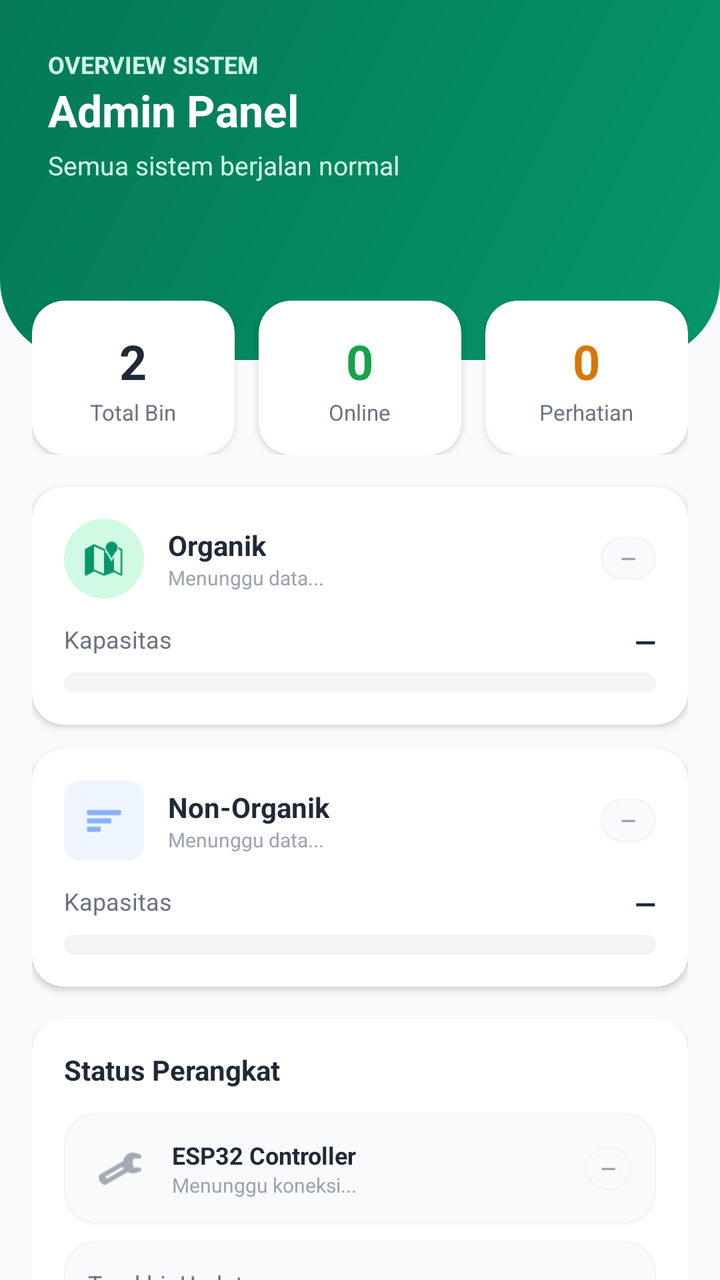
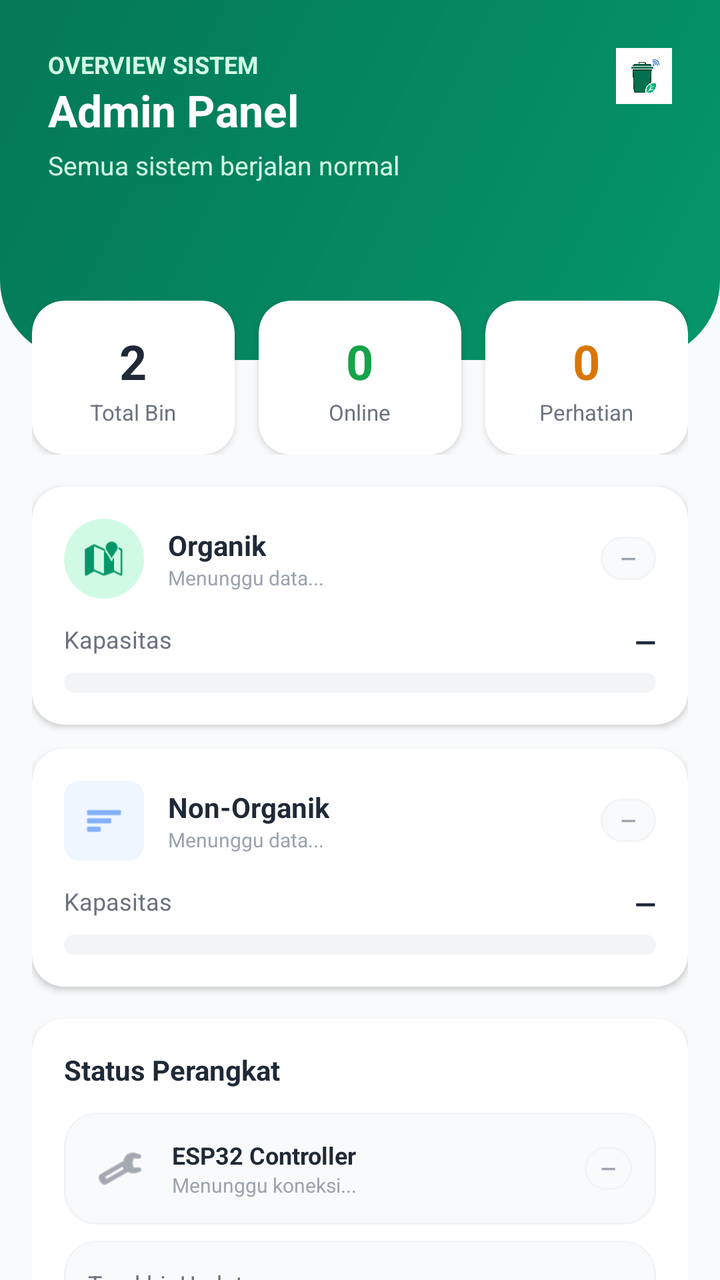

The first picture is an Android layout as it rendered before a commit; the second is the same layout after the commit. The layout source and the unified diff follow.
<!-- AndroidManifest.xml: application theme Theme.CleanBanar -->
<!-- res/layout/fragment_admin_dashboard.xml -->
<?xml version="1.0" encoding="utf-8"?>
<androidx.core.widget.NestedScrollView xmlns:android="http://schemas.android.com/apk/res/android"
    xmlns:app="http://schemas.android.com/apk/res-auto"
    xmlns:tools="http://schemas.android.com/tools"
    android:layout_width="match_parent"
    android:layout_height="match_parent"
    android:background="@color/gray_50"
    tools:context=".features.dashboard.AdminDashboardFragment">

    <androidx.constraintlayout.widget.ConstraintLayout
        android:layout_width="match_parent"
        android:layout_height="wrap_content"
        android:paddingBottom="24dp">

        
        <FrameLayout
            android:id="@+id/headerBlock"
            android:layout_width="match_parent"
            android:layout_height="180dp"
            android:background="@drawable/header_gradient_bg"
            app:layout_constraintTop_toTopOf="parent" />

        <TextView
            android:id="@+id/tvOverviewTitle"
            android:layout_width="wrap_content"
            android:layout_height="wrap_content"
            android:text="OVERVIEW SISTEM"
            android:textColor="@color/emerald_100"
            android:textSize="12sp"
            android:textStyle="bold"
            android:layout_marginStart="24dp"
            android:layout_marginTop="24dp"
            app:layout_constraintStart_toStartOf="parent"
            app:layout_constraintTop_toTopOf="parent" />

        <TextView
            android:id="@+id/tvAdminTitle"
            android:layout_width="wrap_content"
            android:layout_height="wrap_content"
            android:text="Admin Panel"
            android:textColor="@color/white"
            android:textSize="22sp"
            android:textStyle="bold"
            app:layout_constraintStart_toStartOf="@id/tvOverviewTitle"
            app:layout_constraintTop_toBottomOf="@id/tvOverviewTitle" />

        <TextView
            android:id="@+id/tvSystemStatus"
            android:layout_width="wrap_content"
            android:layout_height="wrap_content"
            android:text="Semua sistem berjalan normal"
            android:textColor="@color/emerald_100"
            android:textSize="13sp"
            android:layout_marginTop="4dp"
            app:layout_constraintStart_toStartOf="@id/tvAdminTitle"
            app:layout_constraintTop_toBottomOf="@id/tvAdminTitle" />

        
        <LinearLayout
            android:id="@+id/contentContainer"
            android:layout_width="match_parent"
            android:layout_height="wrap_content"
            android:orientation="vertical"
            android:paddingHorizontal="16dp"
            android:layout_marginTop="-30dp"
            app:layout_constraintTop_toBottomOf="@id/headerBlock">

            
            <LinearLayout
                android:layout_width="match_parent"
                android:layout_height="wrap_content"
                android:orientation="horizontal"
                android:baselineAligned="false"
                android:weightSum="3"
                android:layout_marginBottom="16dp">

                
                <com.google.android.material.card.MaterialCardView
                    android:layout_width="0dp"
                    android:layout_height="wrap_content"
                    android:layout_weight="1"
                    android:layout_marginEnd="6dp"
                    app:cardCornerRadius="16dp"
                    app:cardElevation="2dp"
                    app:cardBackgroundColor="@color/white">
                    <LinearLayout
                        android:layout_width="match_parent"
                        android:layout_height="wrap_content"
                        android:orientation="vertical"
                        android:padding="14dp"
                        android:gravity="center">
                        <TextView
                            android:id="@+id/tvTotalBins"
                            android:layout_width="wrap_content"
                            android:layout_height="wrap_content"
                            android:text="2"
                            android:textSize="24sp"
                            android:textStyle="bold"
                            android:textColor="@color/gray_800" />
                        <TextView
                            android:layout_width="wrap_content"
                            android:layout_height="wrap_content"
                            android:text="Total Bin"
                            android:textSize="11sp"
                            android:textColor="@color/gray_500"
                            android:layout_marginTop="2dp" />
                    </LinearLayout>
                </com.google.android.material.card.MaterialCardView>

                
                <com.google.android.material.card.MaterialCardView
                    android:layout_width="0dp"
                    android:layout_height="wrap_content"
                    android:layout_weight="1"
                    android:layout_marginHorizontal="6dp"
                    app:cardCornerRadius="16dp"
                    app:cardElevation="2dp"
                    app:cardBackgroundColor="@color/white">
                    <LinearLayout
                        android:layout_width="match_parent"
                        android:layout_height="wrap_content"
                        android:orientation="vertical"
                        android:padding="14dp"
                        android:gravity="center">
                        <TextView
                            android:id="@+id/tvOnlineBins"
                            android:layout_width="wrap_content"
                            android:layout_height="wrap_content"
                            android:text="0"
                            android:textSize="24sp"
                            android:textStyle="bold"
                            android:textColor="@color/green_600" />
                        <TextView
                            android:layout_width="wrap_content"
                            android:layout_height="wrap_content"
                            android:text="Online"
                            android:textSize="11sp"
                            android:textColor="@color/gray_500"
                            android:layout_marginTop="2dp" />
                    </LinearLayout>
                </com.google.android.material.card.MaterialCardView>

                
                <com.google.android.material.card.MaterialCardView
                    android:layout_width="0dp"
                    android:layout_height="wrap_content"
                    android:layout_weight="1"
                    android:layout_marginStart="6dp"
                    app:cardCornerRadius="16dp"
                    app:cardElevation="2dp"
                    app:cardBackgroundColor="@color/white">
                    <LinearLayout
                        android:layout_width="match_parent"
                        android:layout_height="wrap_content"
                        android:orientation="vertical"
                        android:padding="14dp"
                        android:gravity="center">
                        <TextView
                            android:id="@+id/tvAttentionBins"
                            android:layout_width="wrap_content"
                            android:layout_height="wrap_content"
                            android:text="0"
                            android:textSize="24sp"
                            android:textStyle="bold"
                            android:textColor="@color/amber_600" />
                        <TextView
                            android:layout_width="wrap_content"
                            android:layout_height="wrap_content"
                            android:text="Perhatian"
                            android:textSize="11sp"
                            android:textColor="@color/gray_500"
                            android:layout_marginTop="2dp" />
                    </LinearLayout>
                </com.google.android.material.card.MaterialCardView>
            </LinearLayout>

            
            <com.google.android.material.card.MaterialCardView
                android:layout_width="match_parent"
                android:layout_height="wrap_content"
                app:cardCornerRadius="16dp"
                app:cardElevation="2dp"
                android:layout_marginBottom="12dp"
                app:cardBackgroundColor="@color/white">
                <LinearLayout
                    android:layout_width="match_parent"
                    android:layout_height="wrap_content"
                    android:orientation="vertical"
                    android:padding="16dp">

                    <RelativeLayout
                        android:layout_width="match_parent"
                        android:layout_height="wrap_content"
                        android:layout_marginBottom="12dp">

                        <ImageView
                            android:id="@+id/icOrganikAdmin"
                            android:layout_width="40dp"
                            android:layout_height="40dp"
                            android:src="@android:drawable/ic_dialog_map"
                            android:background="@drawable/leaf_bg"
                            app:tint="@color/emerald_600"
                            android:padding="10dp"
                            android:layout_centerVertical="true"
                            android:contentDescription="Organik" />

                        <LinearLayout
                            android:layout_width="wrap_content"
                            android:layout_height="wrap_content"
                            android:orientation="vertical"
                            android:layout_toEndOf="@id/icOrganikAdmin"
                            android:layout_marginStart="12dp"
                            android:layout_centerVertical="true">
                            <TextView
                                android:layout_width="wrap_content"
                                android:layout_height="wrap_content"
                                android:text="Organik"
                                android:textStyle="bold"
                                android:textSize="14sp"
                                android:textColor="@color/gray_800" />
                            <TextView
                                android:id="@+id/tvOrganikUpdate"
                                android:layout_width="wrap_content"
                                android:layout_height="wrap_content"
                                android:text="Menunggu data..."
                                android:textSize="10sp"
                                android:textColor="@color/gray_400" />
                        </LinearLayout>

                        <TextView
                            android:id="@+id/tvOrganikBadge"
                            android:layout_width="wrap_content"
                            android:layout_height="wrap_content"
                            android:text="—"
                            android:textSize="10sp"
                            android:textStyle="bold"
                            android:textColor="@color/gray_400"
                            android:background="@drawable/edit_text_bg"
                            android:paddingHorizontal="10dp"
                            android:paddingVertical="4dp"
                            android:layout_alignParentEnd="true"
                            android:layout_centerVertical="true" />
                    </RelativeLayout>

                    <RelativeLayout
                        android:layout_width="match_parent"
                        android:layout_height="wrap_content"
                        android:layout_marginBottom="6dp">
                        <TextView
                            android:layout_width="wrap_content"
                            android:layout_height="wrap_content"
                            android:text="Kapasitas"
                            android:textSize="12sp"
                            android:textColor="@color/gray_500" />
                        <TextView
                            android:id="@+id/tvOrganikPercent"
                            android:layout_width="wrap_content"
                            android:layout_height="wrap_content"
                            android:text="—"
                            android:textStyle="bold"
                            android:textSize="14sp"
                            android:textColor="@color/gray_800"
                            android:layout_alignParentEnd="true" />
                    </RelativeLayout>

                    <ProgressBar
                        android:id="@+id/progressOrganikAdmin"
                        android:layout_width="match_parent"
                        android:layout_height="10dp"
                        style="?android:attr/progressBarStyleHorizontal"
                        android:progress="0"
                        android:progressDrawable="@drawable/progress_bar_green" />
                </LinearLayout>
            </com.google.android.material.card.MaterialCardView>

            
            <com.google.android.material.card.MaterialCardView
                android:layout_width="match_parent"
                android:layout_height="wrap_content"
                app:cardCornerRadius="16dp"
                app:cardElevation="2dp"
                android:layout_marginBottom="16dp"
                app:cardBackgroundColor="@color/white">
                <LinearLayout
                    android:layout_width="match_parent"
                    android:layout_height="wrap_content"
                    android:orientation="vertical"
                    android:padding="16dp">

                    <RelativeLayout
                        android:layout_width="match_parent"
                        android:layout_height="wrap_content"
                        android:layout_marginBottom="12dp">

                        <ImageView
                            android:id="@+id/icNonOrganikAdmin"
                            android:layout_width="40dp"
                            android:layout_height="40dp"
                            android:src="@android:drawable/ic_menu_sort_by_size"
                            android:background="@drawable/badge_blue_bg"
                            app:tint="@color/secondary"
                            android:padding="10dp"
                            android:layout_centerVertical="true"
                            android:contentDescription="Non-Organik" />

                        <LinearLayout
                            android:layout_width="wrap_content"
                            android:layout_height="wrap_content"
                            android:orientation="vertical"
                            android:layout_toEndOf="@id/icNonOrganikAdmin"
                            android:layout_marginStart="12dp"
                            android:layout_centerVertical="true">
                            <TextView
                                android:layout_width="wrap_content"
                                android:layout_height="wrap_content"
                                android:text="Non-Organik"
                                android:textStyle="bold"
                                android:textSize="14sp"
                                android:textColor="@color/gray_800" />
                            <TextView
                                android:id="@+id/tvNonOrganikUpdate"
                                android:layout_width="wrap_content"
                                android:layout_height="wrap_content"
                                android:text="Menunggu data..."
                                android:textSize="10sp"
                                android:textColor="@color/gray_400" />
                        </LinearLayout>

                        <TextView
                            android:id="@+id/tvNonOrganikBadge"
                            android:layout_width="wrap_content"
                            android:layout_height="wrap_content"
                            android:text="—"
                            android:textSize="10sp"
                            android:textStyle="bold"
                            android:textColor="@color/gray_400"
                            android:background="@drawable/edit_text_bg"
                            android:paddingHorizontal="10dp"
                            android:paddingVertical="4dp"
                            android:layout_alignParentEnd="true"
                            android:layout_centerVertical="true" />
                    </RelativeLayout>

                    <RelativeLayout
                        android:layout_width="match_parent"
                        android:layout_height="wrap_content"
                        android:layout_marginBottom="6dp">
                        <TextView
                            android:layout_width="wrap_content"
                            android:layout_height="wrap_content"
                            android:text="Kapasitas"
                            android:textSize="12sp"
                            android:textColor="@color/gray_500" />
                        <TextView
                            android:id="@+id/tvNonOrganikPercent"
                            android:layout_width="wrap_content"
                            android:layout_height="wrap_content"
                            android:text="—"
                            android:textStyle="bold"
                            android:textSize="14sp"
                            android:textColor="@color/gray_800"
                            android:layout_alignParentEnd="true" />
                    </RelativeLayout>

                    <ProgressBar
                        android:id="@+id/progressNonOrganikAdmin"
                        android:layout_width="match_parent"
                        android:layout_height="10dp"
                        style="?android:attr/progressBarStyleHorizontal"
                        android:progress="0"
                        android:progressDrawable="@drawable/progress_bar_amber" />
                </LinearLayout>
            </com.google.android.material.card.MaterialCardView>

            
            <com.google.android.material.card.MaterialCardView
                android:layout_width="match_parent"
                android:layout_height="wrap_content"
                app:cardCornerRadius="16dp"
                app:cardElevation="2dp"
                app:cardBackgroundColor="@color/white">
                <LinearLayout
                    android:layout_width="match_parent"
                    android:layout_height="wrap_content"
                    android:orientation="vertical"
                    android:padding="16dp">

                    <TextView
                        android:layout_width="wrap_content"
                        android:layout_height="wrap_content"
                        android:text="Status Perangkat"
                        android:textStyle="bold"
                        android:textSize="14sp"
                        android:textColor="@color/gray_800"
                        android:layout_marginBottom="12dp" />

                    <LinearLayout
                        android:layout_width="match_parent"
                        android:layout_height="wrap_content"
                        android:orientation="horizontal"
                        android:gravity="center_vertical"
                        android:background="@drawable/edit_text_bg"
                        android:padding="12dp"
                        android:layout_marginBottom="8dp">
                        <ImageView
                            android:layout_width="32dp"
                            android:layout_height="32dp"
                            android:src="@android:drawable/ic_menu_manage"
                            app:tint="@color/gray_500"
                            android:padding="4dp"
                            android:contentDescription="ESP32" />
                        <LinearLayout
                            android:layout_width="0dp"
                            android:layout_height="wrap_content"
                            android:layout_weight="1"
                            android:orientation="vertical"
                            android:layout_marginStart="10dp">
                            <TextView
                                android:layout_width="wrap_content"
                                android:layout_height="wrap_content"
                                android:text="ESP32 Controller"
                                android:textStyle="bold"
                                android:textSize="12sp"
                                android:textColor="@color/gray_800" />
                            <TextView
                                android:id="@+id/tvDeviceLastSeen"
                                android:layout_width="wrap_content"
                                android:layout_height="wrap_content"
                                android:text="Menunggu koneksi..."
                                android:textSize="10sp"
                                android:textColor="@color/gray_400" />
                        </LinearLayout>
                        <TextView
                            android:id="@+id/tvDeviceStatus"
                            android:layout_width="wrap_content"
                            android:layout_height="wrap_content"
                            android:text="—"
                            android:textSize="10sp"
                            android:textStyle="bold"
                            android:textColor="@color/gray_400"
                            android:background="@drawable/edit_text_bg"
                            android:paddingHorizontal="8dp"
                            android:paddingVertical="4dp" />
                    </LinearLayout>

                    <LinearLayout
                        android:layout_width="match_parent"
                        android:layout_height="wrap_content"
                        android:background="@drawable/edit_text_bg"
                        android:orientation="horizontal"
                        android:padding="12dp"
                        android:gravity="center_vertical">
                        <TextView
                            android:layout_width="0dp"
                            android:layout_height="wrap_content"
                            android:layout_weight="1"
                            android:text="Terakhir Update"
                            android:textSize="12sp"
                            android:textColor="@color/gray_500" />
                        <TextView
                            android:id="@+id/tvLastUpdate"
                            android:layout_width="wrap_content"
                            android:layout_height="wrap_content"
                            android:text="—"
                            android:textStyle="bold"
                            android:textColor="@color/secondary" />
                    </LinearLayout>
                </LinearLayout>
            </com.google.android.material.card.MaterialCardView>

        </LinearLayout>
    </androidx.constraintlayout.widget.ConstraintLayout>
</androidx.core.widget.NestedScrollView>
<!-- resources referenced by this layout -->
<resources>
  <color name="amber_600">#d97706</color>
  <color name="emerald_100">#d1fae5</color>
  <color name="emerald_600">#059669</color>
  <color name="gray_400">#9ca3af</color>
  <color name="gray_50">#f9fafb</color>
  <color name="gray_500">#6b7280</color>
  <color name="gray_800">#1f2937</color>
  <color name="green_600">#16a34a</color>
  <color name="secondary">#3b82f6</color>
  <color name="white">#ffffff</color>
  <!-- drawable badge_blue_bg (drawable) -->
  <?xml version="1.0" encoding="utf-8"?>
  <shape xmlns:android="http://schemas.android.com/apk/res/android">
      <solid android:color="@color/blue_50"/>
      <corners android:radius="8dp"/>
  </shape>
  <!-- drawable edit_text_bg (drawable) -->
  ﻿<?xml version="1.0" encoding="utf-8"?>
  <shape xmlns:android="http://schemas.android.com/apk/res/android">
      <solid android:color="@color/gray_50" />
      <stroke android:width="1dp" android:color="@color/gray_100" />
      <corners android:radius="16dp" />
  </shape>
  <!-- drawable header_gradient_bg (drawable) -->
  <?xml version="1.0" encoding="utf-8"?>
  <shape xmlns:android="http://schemas.android.com/apk/res/android">
      <gradient
          android:startColor="@color/primary"
          android:endColor="@color/emerald_700"
          android:type="linear"
          android:angle="135"/>
      <corners
          android:bottomLeftRadius="40dp"
          android:bottomRightRadius="40dp"/>
  </shape>
  <!-- drawable leaf_bg (drawable) -->
  ﻿<?xml version="1.0" encoding="utf-8"?>
  <shape xmlns:android="http://schemas.android.com/apk/res/android"
      android:shape="rectangle">
      <solid android:color="@color/emerald_100" />
      <corners android:radius="24dp" />
  </shape>
  <!-- drawable progress_bar_amber (drawable) -->
  <?xml version="1.0" encoding="utf-8"?>
  <layer-list xmlns:android="http://schemas.android.com/apk/res/android">
      <item android:id="@android:id/background">
          <shape android:shape="rectangle">
              <solid android:color="@color/gray_100"/>
              <corners android:radius="8dp"/>
          </shape>
      </item>
      <item android:id="@android:id/progress">
          <clip>
              <shape android:shape="rectangle">
                  <solid android:color="@color/amber_600"/>
                  <corners android:radius="8dp"/>
              </shape>
          </clip>
      </item>
  </layer-list>
  <!-- drawable progress_bar_green (drawable) -->
  <?xml version="1.0" encoding="utf-8"?>
  <layer-list xmlns:android="http://schemas.android.com/apk/res/android">
      <item android:id="@android:id/background">
          <shape android:shape="rectangle">
              <solid android:color="@color/gray_100"/>
              <corners android:radius="8dp"/>
          </shape>
      </item>
      <item android:id="@android:id/progress">
          <clip>
              <shape android:shape="rectangle">
                  <solid android:color="@color/emerald_600"/>
                  <corners android:radius="8dp"/>
              </shape>
          </clip>
      </item>
  </layer-list>
  <style name="Theme.CleanBanar" parent="Theme.MaterialComponents.Light.DarkActionBar">
          <item name="colorPrimary">@color/primary</item>
          <item name="colorPrimaryVariant">@color/primary_dark</item>
          <item name="colorOnPrimary">@color/white</item>
          <item name="colorSecondary">@color/secondary</item>
      </style>
  <color name="blue_50">#eff6ff</color>
  <color name="gray_100">#f3f4f6</color>
  <color name="primary">#059669</color>
  <color name="emerald_700">#047857</color>
  <color name="primary_dark">#047857</color>
</resources>

<!-- the commit's change to res/layout/fragment_admin_dashboard.xml (unified diff, before → after) -->
@@ -19,6 +19,18 @@
             android:layout_height="180dp"
             android:background="@drawable/header_gradient_bg"
             app:layout_constraintTop_toTopOf="parent" />
+
+        <ImageView
+            android:id="@+id/ivLogoAdmin"
+            android:layout_width="28dp"
+            android:layout_height="28dp"
+            android:src="@drawable/ic_logo_cleanbanar"
+            android:scaleType="fitCenter"
+            android:layout_marginTop="24dp"
+            android:layout_marginEnd="24dp"
+            app:layout_constraintEnd_toEndOf="parent"
+            app:layout_constraintTop_toTopOf="parent"
+            android:contentDescription="CleanBanar" />
 
         <TextView
             android:id="@+id/tvOverviewTitle"
<!-- resource entries referenced after the edit -->
@@ -35,6 +35,7 @@
           android:bottomLeftRadius="40dp"
           android:bottomRightRadius="40dp"/>
   </shape>
+  <!-- drawable ic_logo_cleanbanar: png bitmap (drawable, 216284 bytes) -->
   <!-- drawable leaf_bg (drawable) -->
   ﻿<?xml version="1.0" encoding="utf-8"?>
   <shape xmlns:android="http://schemas.android.com/apk/res/android"
